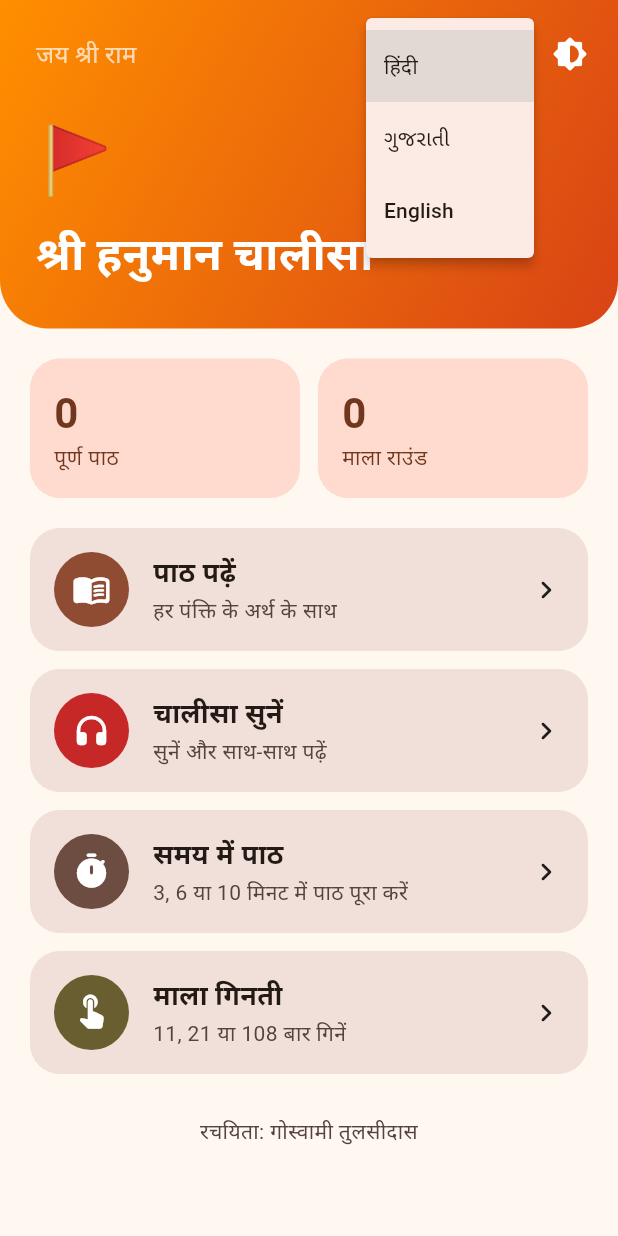
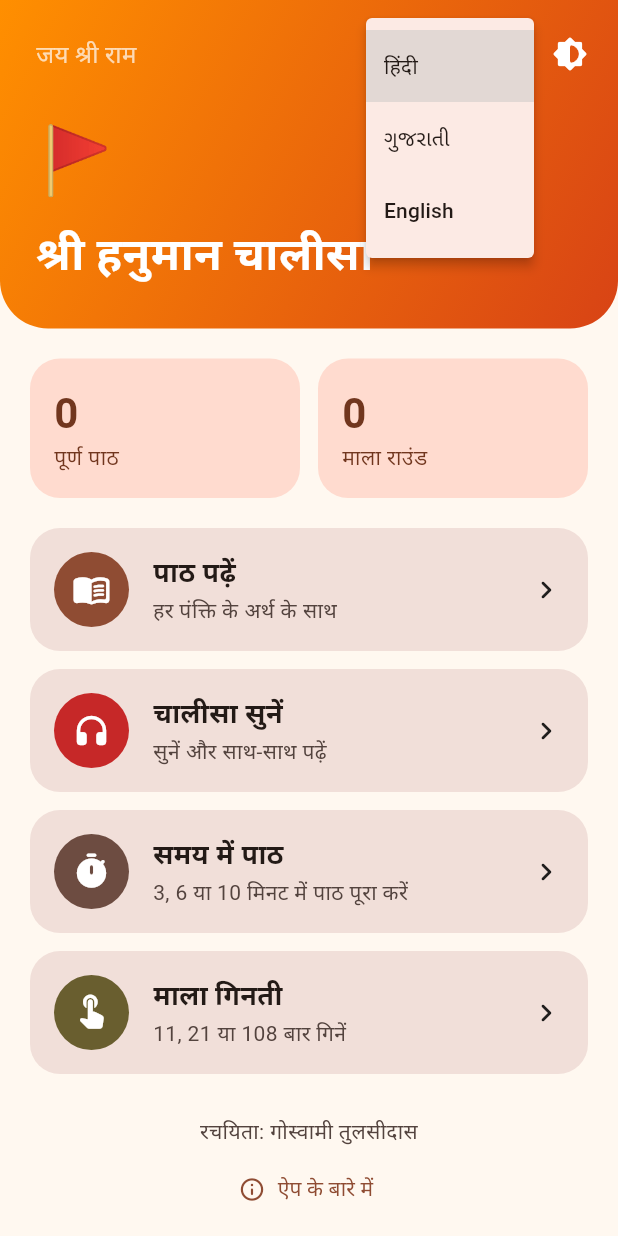
Before and after one commit to NineXmInfotech/hanuman-chalisa, a Flutter app: the screen it shows after launch, after a tap on the "translate" icon, on a phone screen of 412 x 824 dp. Run offline on Flutter 3.47's test engine with Material 3 defaults, Android fonts, the phone set to English and light mode, and no system bars; our stand-ins replace flutter_tts, shared_preferences, wakelock_plus.

Commit message:
Add About dialog with credits and open-source licenses
Co-Authored-By: Claude Opus 5.5 <noreply@anthropic.com>
Claude-Session: https://claude.ai/code/session_017DxTmZzBSbZefsvBKTDZEK

```diff
--- a/lib/main.dart
+++ b/lib/main.dart
@@ -341,6 +341,25 @@ class HomeScreen extends StatelessWidget {
                       t('author'),
                       textAlign: TextAlign.center,
                       style: TextStyle(color: scheme.onSurfaceVariant),
+                    ),
+                    const SizedBox(height: 4),
+                    Center(
+                      child: TextButton.icon(
+                        icon: const Icon(Icons.info_outline_rounded, size: 18),
+                        label: Text(t('about')),
+                        onPressed: () => showAboutDialog(
+                          context: context,
+                          applicationName: t('appTitle'),
+                          applicationVersion: '1.1',
+                          applicationIcon: const Text('🚩',
+                              style: TextStyle(fontSize: 32)),
+                          applicationLegalese: '© 2026 NineXm Infotech',
+                          children: [
+                            const SizedBox(height: 16),
+                            Text(t('aboutText')),
+                          ],
+                        ),
+                      ),
                     ),
                   ],
                 ),
--- a/lib/strings.dart
+++ b/lib/strings.dart
@@ -59,5 +59,11 @@ const Map<String, List<String>> appStrings = {
   'reset': ['रीसेट', 'રીસેટ', 'Reset'],
   'roundsDone': ['पूर्ण राउंड', 'પૂર્ણ રાઉન્ડ', 'Rounds completed'],
   'tapCircle': ['हर पाठ के बाद गोले पर टैप करें', 'દરેક પાઠ પછી વર્તુળ પર ટેપ કરો', 'Tap the circle after each recitation'],
+  'about': ['ऐप के बारे में', 'એપ વિશે', 'About'],
+  'aboutText': [
+    'श्री हनुमान चालीसा की रचना गोस्वामी तुलसीदास जी ने की है (पब्लिक डोमेन)। लिप्यंतरण और अर्थ इस ऐप के लिए लिखे गए हैं।',
+    'શ્રી હનુમાન ચાલીસાની રચના ગોસ્વામી તુલસીદાસજીએ કરી છે (પબ્લિક ડોમેન). લિપ્યંતર અને અર્થ આ એપ માટે લખવામાં આવ્યા છે.',
+    'Shri Hanuman Chalisa was composed by Goswami Tulsidas (public domain). Transliteration and meanings were written for this app.',
+  ],
   'roundDone': ['माला राउंड पूर्ण 🙏', 'માળા રાઉન્ડ પૂર્ણ 🙏', 'Mala round complete 🙏'],
 };
```
